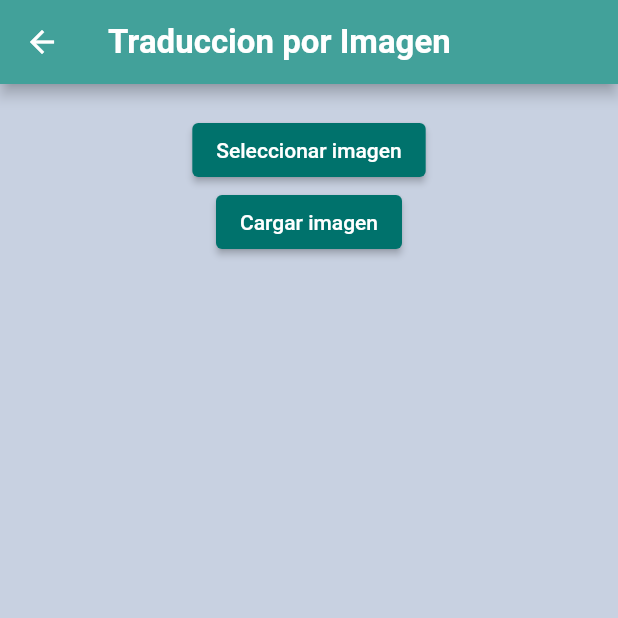
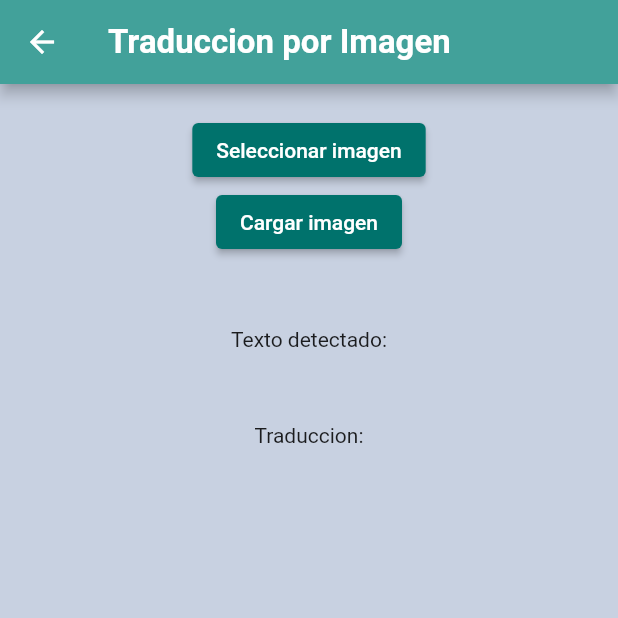
Before and after one commit to MarcosValdez/aplicativo-turismo, a Flutter app: the Imagen screen opened directly, on a phone screen of 412 x 824 dp, the top half of it. Run offline on Flutter 3.47's test engine with Material 2 defaults, Android fonts, the phone set to English and light mode, and no system bars; our stand-ins replace bloc, bloc_concurrency, carousel_slider, cloud_firestore, equatable, firebase_auth and 8 more; missing offline and left inert: google_mlkit_text_recognition, google_mlkit_translation; accounts and stored records are empty; network calls fail; Roboto replaces fonts that are missing (Georgia).

Commit message:
traduccion-firebase

```diff
--- a/lib/screens/Translate/view/view_foto.dart
+++ b/lib/screens/Translate/view/view_foto.dart
@@ -9,6 +9,8 @@ import 'package:uuid/uuid.dart';
 import '../../../color_constants.dart';
 import '../../menu.dart';
 import 'package:google_mlkit_text_recognition/google_mlkit_text_recognition.dart';
+import 'package:google_mlkit_translation/google_mlkit_translation.dart';
+
 
 class Imagen extends StatefulWidget {
   @override
@@ -21,6 +23,7 @@ class _ImagenState extends State<Imagen> {
   final picker = ImagePicker();
   var pickedFile;
   String escaneado = "";
+  String traducido = "";
 
   Future selImagen(op) async{
 
@@ -46,11 +49,21 @@ class _ImagenState extends State<Imagen> {
     final textDetector = TextRecognizer(script: TextRecognitionScript.latin);
     RecognizedText recognisedText = await textDetector.processImage(inputImage);
     await textDetector.close();
+    escaneado = "";
     for (TextBlock block in recognisedText.blocks) {
       for (TextLine line in block.lines) {
         escaneado = escaneado + line.text + "\n";
       }
     }
+    setState((){});
+    traduccion(escaneado);
+  }
+
+  Future<void> traduccion(String original) async{
+    final onDeviceTranslator = OnDeviceTranslator(sourceLanguage: TranslateLanguage.english, targetLanguage: TranslateLanguage.spanish);
+    final String response = await onDeviceTranslator.translateText(original);
+    await onDeviceTranslator.close();
+    traducido = response;
     setState((){});
   }
 
@@ -194,7 +207,8 @@ class _ImagenState extends State<Imagen> {
                   height: 30,
                 ),
                 imagen == null ? Center() : Image.file(imagen!),
-                Text(escaneado)
+                Text("\nTexto detectado:\n\n"+escaneado+"\n"),
+                Text("Traduccion:\n\n"+traducido)
               ],
             ),
           )
--- a/pubspec.yaml
+++ b/pubspec.yaml
@@ -49,6 +49,7 @@ dependencies:
   provider: ^6.0.3
   flutter_bloc: ^8.0.1
   google_mlkit_text_recognition: ^0.4.0
+  google_mlkit_translation: ^0.4.0
 
 dev_dependencies:
   flutter_test:
```
Also changed, not shown: pubspec.lock.
